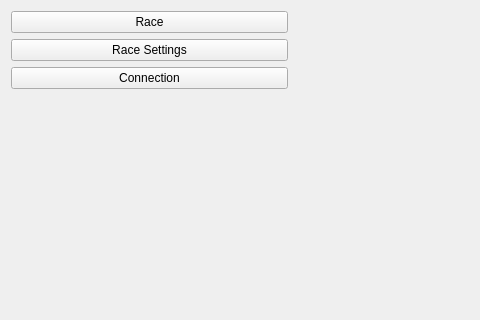
Qt form Software/Race/windowracemain.ui (martro/RoboDriftSensors) before a commit; both pictures show x 0 to 480 and y 0 to 320 of the 581 by 414 pixel window.
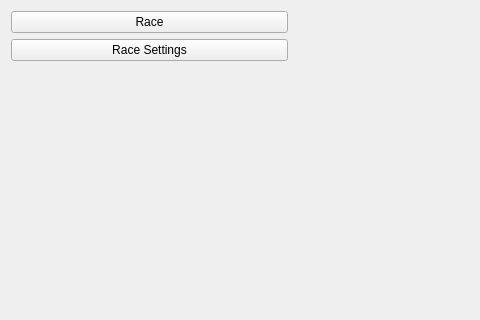
The same form after that commit. Icons and pictures are not drawn.

Commit message: windowracemain starts working

Patch:
```diff
--- a/Software/Race/windowracemain.ui
+++ b/Software/Race/windowracemain.ui
@@ -13,7 +13,7 @@
   <property name="windowTitle">
    <string>Form</string>
   </property>
-  <layout class="QVBoxLayout" name="verticalLayout_3">
+  <layout class="QVBoxLayout" name="verticalLayout_3" stretch="5,1">
    <item>
     <layout class="QHBoxLayout" name="horizontalLayout_2">
      <item>
@@ -32,13 +32,6 @@
          </property>
         </widget>
        </item>
-       <item>
-        <widget class="QPushButton" name="buttonConnection">
-         <property name="text">
-          <string>Connection</string>
-         </property>
-        </widget>
-       </item>
        <item>
         <spacer name="verticalSpacer">
          <property name="orientation">
```
The commit also changes 8 other files.
